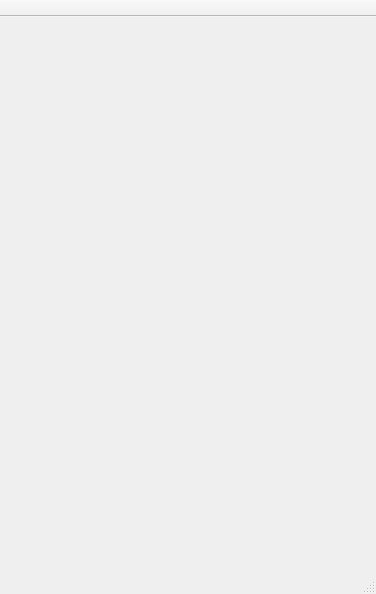
First picture: the form in mainwindow.ui, repository WillsonLee/ShareBooks, before the edit.
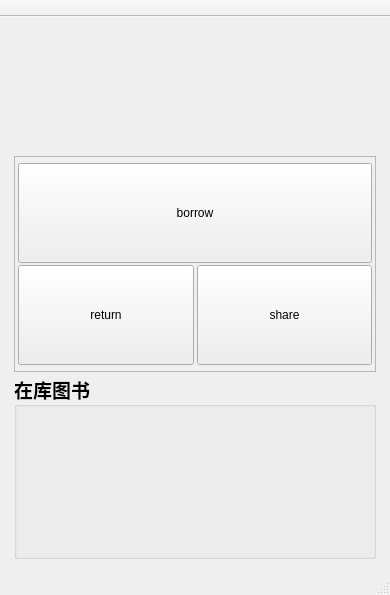
Second picture: the form after the edit. Custom widgets are drawn as their Qt base class.

Commit message: set up main page(mostly);implement image carousel

```diff
--- a/mainwindow.ui
+++ b/mainwindow.ui
@@ -6,14 +6,171 @@
    <rect>
     <x>0</x>
     <y>0</y>
-    <width>376</width>
-    <height>594</height>
+    <width>390</width>
+    <height>595</height>
    </rect>
   </property>
   <property name="windowTitle">
    <string>MainWindow</string>
   </property>
-  <widget class="QWidget" name="centralWidget"/>
+  <widget class="QWidget" name="centralWidget">
+   <layout class="QGridLayout" name="gridLayout">
+    <item row="0" column="0">
+     <widget class="QStackedWidget" name="stackedWidget">
+      <property name="frameShape">
+       <enum>QFrame::NoFrame</enum>
+      </property>
+      <property name="currentIndex">
+       <number>0</number>
+      </property>
+      <widget class="QWidget" name="main">
+       <layout class="QVBoxLayout" name="main_layout" stretch="2,3,3">
+        <property name="spacing">
+         <number>2</number>
+        </property>
+        <property name="sizeConstraint">
+         <enum>QLayout::SetDefaultConstraint</enum>
+        </property>
+        <property name="leftMargin">
+         <number>3</number>
+        </property>
+        <property name="topMargin">
+         <number>3</number>
+        </property>
+        <property name="rightMargin">
+         <number>3</number>
+        </property>
+        <property name="bottomMargin">
+         <number>3</number>
+        </property>
+        <item>
+         <widget class="CarouselImageWindow" name="adsView" native="true">
+          <property name="sizePolicy">
+           <sizepolicy hsizetype="Preferred" vsizetype="Preferred">
+            <horstretch>0</horstretch>
+            <verstretch>0</verstretch>
+           </sizepolicy>
+          </property>
+          <property name="maximumSize">
+           <size>
+            <width>16777215</width>
+            <height>16777215</height>
+           </size>
+          </property>
+         </widget>
+        </item>
+        <item>
+         <widget class="QFrame" name="control">
+          <property name="frameShape">
+           <enum>QFrame::StyledPanel</enum>
+          </property>
+          <property name="frameShadow">
+           <enum>QFrame::Raised</enum>
+          </property>
+          <layout class="QVBoxLayout" name="control_layout" stretch="1,1">
+           <property name="spacing">
+            <number>2</number>
+           </property>
+           <property name="leftMargin">
+            <number>3</number>
+           </property>
+           <property name="topMargin">
+            <number>6</number>
+           </property>
+           <property name="rightMargin">
+            <number>3</number>
+           </property>
+           <property name="bottomMargin">
+            <number>6</number>
+           </property>
+           <item>
+            <widget class="QPushButton" name="borrow_button">
+             <property name="minimumSize">
+              <size>
+               <width>0</width>
+               <height>100</height>
+              </size>
+             </property>
+             <property name="text">
+              <string>borrow</string>
+             </property>
+            </widget>
+           </item>
+           <item>
+            <widget class="QWidget" name="widget" native="true">
+             <layout class="QHBoxLayout" name="horizontalLayout">
+              <property name="spacing">
+               <number>3</number>
+              </property>
+              <property name="leftMargin">
+               <number>0</number>
+              </property>
+              <property name="topMargin">
+               <number>0</number>
+              </property>
+              <property name="rightMargin">
+               <number>0</number>
+              </property>
+              <property name="bottomMargin">
+               <number>0</number>
+              </property>
+              <item>
+               <widget class="QPushButton" name="return_button">
+                <property name="minimumSize">
+                 <size>
+                  <width>0</width>
+                  <height>100</height>
+                 </size>
+                </property>
+                <property name="text">
+                 <string>return</string>
+                </property>
+               </widget>
+              </item>
+              <item>
+               <widget class="QPushButton" name="share_button">
+                <property name="minimumSize">
+                 <size>
+                  <width>0</width>
+                  <height>100</height>
+                 </size>
+                </property>
+                <property name="text">
+                 <string>share</string>
+                </property>
+               </widget>
+              </item>
+             </layout>
+            </widget>
+           </item>
+          </layout>
+         </widget>
+        </item>
+        <item>
+         <widget class="QGroupBox" name="groupBox">
+          <property name="font">
+           <font>
+            <family>Ani</family>
+            <pointsize>14</pointsize>
+            <weight>75</weight>
+            <bold>true</bold>
+           </font>
+          </property>
+          <property name="title">
+           <string>在库图书</string>
+          </property>
+         </widget>
+        </item>
+       </layout>
+      </widget>
+      <widget class="QWidget" name="face"/>
+      <widget class="QWidget" name="id"/>
+      <widget class="QWidget" name="book"/>
+      <widget class="QWidget" name="info"/>
+     </widget>
+    </item>
+   </layout>
+  </widget>
   <widget class="QMenuBar" name="menuBar">
    <property name="geometry">
     <rect>
@@ -41,6 +198,14 @@
   <widget class="QStatusBar" name="statusBar"/>
  </widget>
  <layoutdefault spacing="6" margin="11"/>
+ <customwidgets>
+  <customwidget>
+   <class>CarouselImageWindow</class>
+   <extends>QWidget</extends>
+   <header>CarouselImageWindow.h</header>
+   <container>1</container>
+  </customwidget>
+ </customwidgets>
  <resources/>
  <connections/>
 </ui>
```
Left out of the diff: 2 changed lines with no effect on the pictures. The commit also changes 14 other files.
